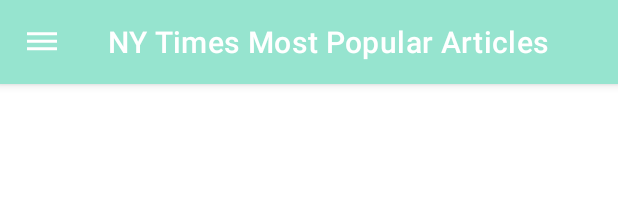
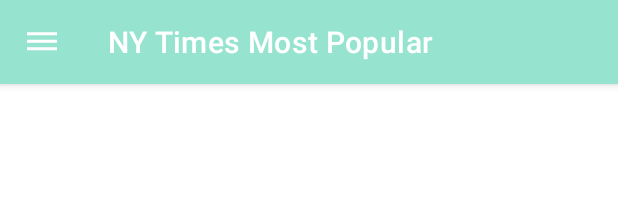
Before and after one commit to Gabrielhephzibah/TestAssessment, an Android app: the layout activity_main.xml on its own in the app's theme, with its tools: preview values and no code run, on a phone screen of 412 x 824 dp. Shown: the top 220 px of the screen. Run offline under Robolectric (Android 15) with nearby library versions, the phone set to English and light mode, and no system bars.

```diff
--- a/app/src/main/java/com/cherish/technologyassessment/view/ui/home/HomeFragment.kt
+++ b/app/src/main/java/com/cherish/technologyassessment/view/ui/home/HomeFragment.kt
@@ -68,8 +68,10 @@ class HomeFragment : Fragment() {
     }
     private fun onSuccess(response : PopularArticleItem){
         val result = response.results
-        val listOfRecyclerList = result?.map{PopularArticleData(it.title, it.media?.first()?.mediaMetadata?.first()?.url,it.byline, it.publishedDate,it.abstract,it.source) }
+        val listOfRecyclerList = result?.map{PopularArticleData(it.title,  it.media?.firstOrNull()?.mediaMetadata?.firstOrNull()?.url,it.byline, it.publishedDate,it.abstract,it.source) }
         mAdapter?.submitList(listOfRecyclerList)
+
+
 
     }
 
--- a/app/src/main/res/layout/activity_main.xml
+++ b/app/src/main/res/layout/activity_main.xml
@@ -16,7 +16,7 @@
         <androidx.appcompat.widget.Toolbar
             android:id="@+id/toolbar"
             android:layout_width="match_parent"
-            app:title="NY Times Most Popular Articles"
+            app:title="@string/tool_bar_title"
             app:navigationIcon="@drawable/ic_hamburger"
             android:layout_height="?attr/actionBarSize"
             android:background="?attr/colorPrimary"
--- a/app/src/main/res/values/strings.xml
+++ b/app/src/main/res/values/strings.xml
@@ -17,4 +17,5 @@
     <string name="author">Author : Jame fev</string>
     <string name="source">Source : New York Times</string>
     <string name="date">2021-07-20</string>
+    <string name="tool_bar_title">NY Times Most Popular</string>
 </resources>
```
Also changed, not shown: 1 other file.
